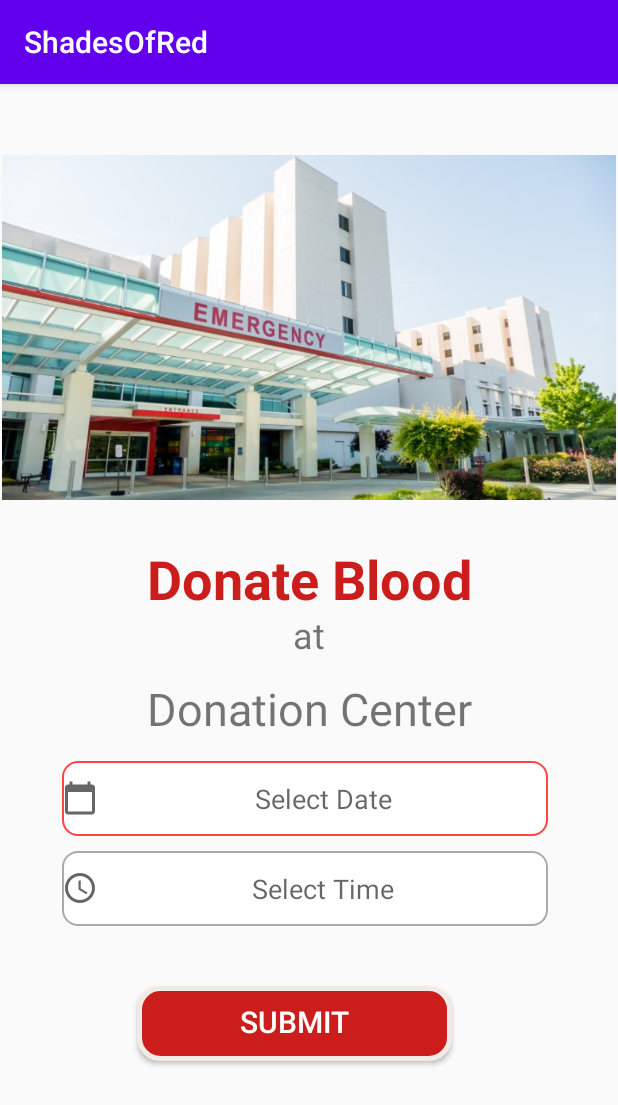
After one commit to WooTechnology/shades-of-red, an Android app: the DonationCenter screen opened directly, with no data from a screen before it, on a phone screen of 412 x 824 dp. The commit adds this screen. Shown: the top 1105 px of the screen. Run offline under Robolectric (Android 15) with nearby library versions, the phone set to English and light mode, and no system bars; Roboto replaces fonts that are not available here.

Commit message:
Donation page ui added

```diff
--- a/app/src/main/AndroidManifest.xml
+++ b/app/src/main/AndroidManifest.xml
@@ -12,12 +12,13 @@
         android:theme="@style/AppTheme">
         <activity android:name=".splash_screen">
             <intent-filter>
-                <action android:name="android.intent.action.MAIN" />
-
+              <action android:name="android.intent.action.MAIN" />
                 <category android:name="android.intent.category.LAUNCHER" />
             </intent-filter>
         </activity>
         <activity android:name=".MainActivity">
+        </activity>
+        <activity android:name=".DonationCenter">
         </activity>
 
         <meta-data
--- /dev/null
+++ b/app/src/main/java/com/example/shadesofred/DonationCenter.java
@@ -0,0 +1,14 @@
+package com.example.shadesofred;
+
+import android.os.Bundle;
+
+import androidx.appcompat.app.AppCompatActivity;
+
+public class DonationCenter  extends AppCompatActivity {
+
+    @Override
+    protected void onCreate(Bundle savedInstanceState) {
+        super.onCreate(savedInstanceState);
+        setContentView(R.layout.activity_donor_center);
+    }
+}
--- /dev/null
+++ b/app/src/main/res/drawable/button_background.xml
@@ -0,0 +1,23 @@
+<?xml version="1.0" encoding="utf-8"?>
+<shape xmlns:android="http://schemas.android.com/apk/res/android" android:shape="rectangle" >
+    <corners
+        android:radius="14dp"
+        />
+    <solid
+        android:color="#CC1D1D"
+        />
+    <padding
+        android:left="0dp"
+        android:top="10dp"
+        android:right="0dp"
+        android:bottom="0dp"
+        />
+    <size
+        android:width="270dp"
+        android:height="60dp"
+        />
+    <stroke
+        android:width="3dp"
+        android:color="#F2EAE6"
+        />
+</shape>
--- /dev/null
+++ b/app/src/main/res/drawable/ic_baseline_access_time_24.xml
@@ -0,0 +1,13 @@
+<vector xmlns:android="http://schemas.android.com/apk/res/android"
+    android:width="24dp"
+    android:height="24dp"
+    android:viewportWidth="24"
+    android:viewportHeight="24"
+    android:tint="?attr/colorControlNormal">
+  <path
+      android:fillColor="@android:color/white"
+      android:pathData="M11.99,2C6.47,2 2,6.48 2,12s4.47,10 9.99,10C17.52,22 22,17.52 22,12S17.52,2 11.99,2zM12,20c-4.42,0 -8,-3.58 -8,-8s3.58,-8 8,-8 8,3.58 8,8 -3.58,8 -8,8z"/>
+  <path
+      android:fillColor="@android:color/white"
+      android:pathData="M12.5,7H11v6l5.25,3.15 0.75,-1.23 -4.5,-2.67z"/>
+</vector>
--- /dev/null
+++ b/app/src/main/res/drawable/ic_baseline_calendar_today_24.xml
@@ -0,0 +1,10 @@
+<vector xmlns:android="http://schemas.android.com/apk/res/android"
+    android:width="24dp"
+    android:height="24dp"
+    android:viewportWidth="24"
+    android:viewportHeight="24"
+    android:tint="?attr/colorControlNormal">
+  <path
+      android:fillColor="@android:color/white"
+      android:pathData="M20,3h-1L19,1h-2v2L7,3L7,1L5,1v2L4,3c-1.1,0 -2,0.9 -2,2v16c0,1.1 0.9,2 2,2h16c1.1,0 2,-0.9 2,-2L22,5c0,-1.1 -0.9,-2 -2,-2zM20,21L4,21L4,8h16v13z"/>
+</vector>
--- /dev/null
+++ b/app/src/main/res/drawable/input_background.xml
@@ -0,0 +1,18 @@
+<?xml version="1.0" encoding="utf-8"?>
+<selector xmlns:android="http://schemas.android.com/apk/res/android">
+<item android:state_enabled="true" android:state_focused="true">
+    <shape android:shape="rectangle">
+        <solid android:color="@android:color/white"/>
+        <corners android:radius="10dp"/>
+        <stroke android:color="@android:color/holo_red_light" android:width="1dp"/>
+    </shape>
+
+</item>
+    <item android:state_enabled="true">
+        <shape android:shape="rectangle">
+            <solid android:color="@android:color/white"/>
+            <corners android:radius="10dp"/>
+            <stroke android:color="@android:color/darker_gray" android:width="1dp"/>
+        </shape>
+    </item>
+</selector>
--- /dev/null
+++ b/app/src/main/res/layout/activity_donor_center.xml
@@ -0,0 +1,95 @@
+<?xml version="1.0" encoding="utf-8"?>
+<androidx.constraintlayout.widget.ConstraintLayout xmlns:android="http://schemas.android.com/apk/res/android"
+    xmlns:app="http://schemas.android.com/apk/res-auto"
+    xmlns:tools="http://schemas.android.com/tools"
+    android:layout_width="match_parent"
+    android:layout_height="match_parent"
+    android:layout_centerInParent="true"
+    android:layout_centerHorizontal="false">
+
+    <LinearLayout
+        android:layout_width="409dp"
+        android:layout_height="729dp"
+        android:layout_margin="0dp"
+        android:layout_marginStart="0dp"
+        android:layout_marginTop="0dp"
+        android:orientation="vertical"
+        app:layout_constraintBottom_toBottomOf="parent"
+        app:layout_constraintEnd_toEndOf="parent"
+        app:layout_constraintStart_toStartOf="parent"
+        app:layout_constraintTop_toTopOf="parent">
+
+        <ImageView
+            android:id="@+id/imageView2"
+            android:layout_width="wrap_content"
+            android:layout_height="286dp"
+            android:layout_marginTop="0dp"
+            app:srcCompat="@drawable/hospital" />
+
+        <TextView
+            android:textColor="#CC1D1D"
+            android:textStyle="bold"
+            android:id="@+id/textView"
+            android:layout_width="match_parent"
+            android:layout_height="45dp"
+            android:gravity="center_horizontal"
+            android:text="@string/moto"
+            android:textSize="36sp"/>
+        <TextView
+
+            android:id="@+id/textView1"
+            android:layout_width="match_parent"
+            android:layout_height="45dp"
+            android:gravity="center_horizontal"
+            android:text="@string/moto1"
+            android:textSize="24sp"/>
+        <TextView
+            android:id="@+id/textView2"
+            android:layout_width="match_parent"
+            android:layout_height="45dp"
+            android:gravity="center_horizontal"
+            android:text="@string/donation_center"
+            android:textSize="30sp"/>
+
+        <EditText
+            android:layout_marginStart="40dp"
+            android:id="@+id/editTextDate"
+            android:layout_width="324dp"
+            android:layout_height="50dp"
+            android:layout_marginTop="10dp"
+            android:background="@drawable/input_background"
+            android:ems="10"
+            android:drawableStart="@drawable/ic_baseline_calendar_today_24"
+            android:gravity="center"
+            android:inputType="date"
+            android:hint="@string/date"
+            />
+
+        <EditText
+            android:layout_marginStart="40dp"
+            android:layout_marginTop="10dp"
+            android:id="@+id/editTextTime2"
+            android:layout_width="324dp"
+            android:layout_height="50dp"
+            android:background="@drawable/input_background"
+            android:ems="10"
+            android:gravity="center"
+            android:inputType="time"
+            android:hint="@string/time"
+            android:drawableStart="@drawable/ic_baseline_access_time_24"
+            />
+
+        <Button
+            android:layout_marginStart="90dp"
+            android:textSize="20sp"
+            android:textColor="#FFFFFF"
+            android:background="@drawable/button_background"
+            android:layout_marginTop="40dp"
+            android:id="@+id/button"
+            android:layout_width="210dp"
+            android:layout_height="50dp"
+            android:gravity="center_horizontal"
+            android:text="@string/submit" />
+
+    </LinearLayout>
+</androidx.constraintlayout.widget.ConstraintLayout>
--- a/app/src/main/res/values/strings.xml
+++ b/app/src/main/res/values/strings.xml
@@ -1,3 +1,9 @@
 <resources>
     <string name="app_name">ShadesOfRed</string>
+    <string name="moto">Donate Blood</string>
+    <string name="moto1">at</string>
+    <string name="donation_center">Donation Center</string>
+    <string name="submit">Submit</string>
+    <string name="date">Select Date</string>
+    <string name="time">Select Time</string>
 </resources>
```
Also changed, not shown: app/src/main/res/drawable/hospital.jpg (added).
